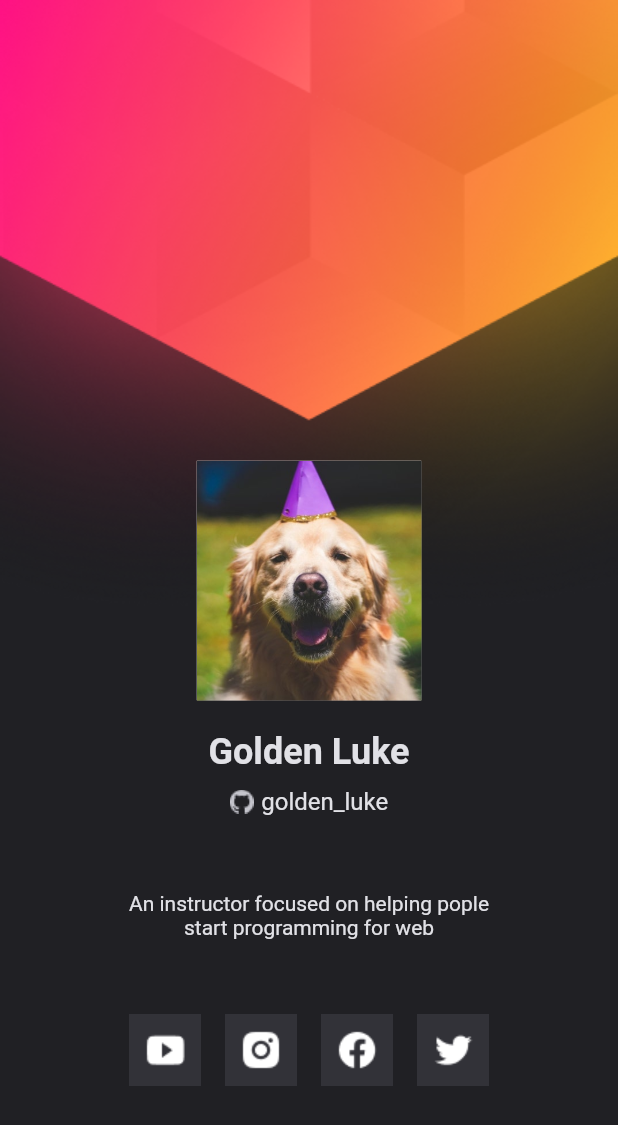
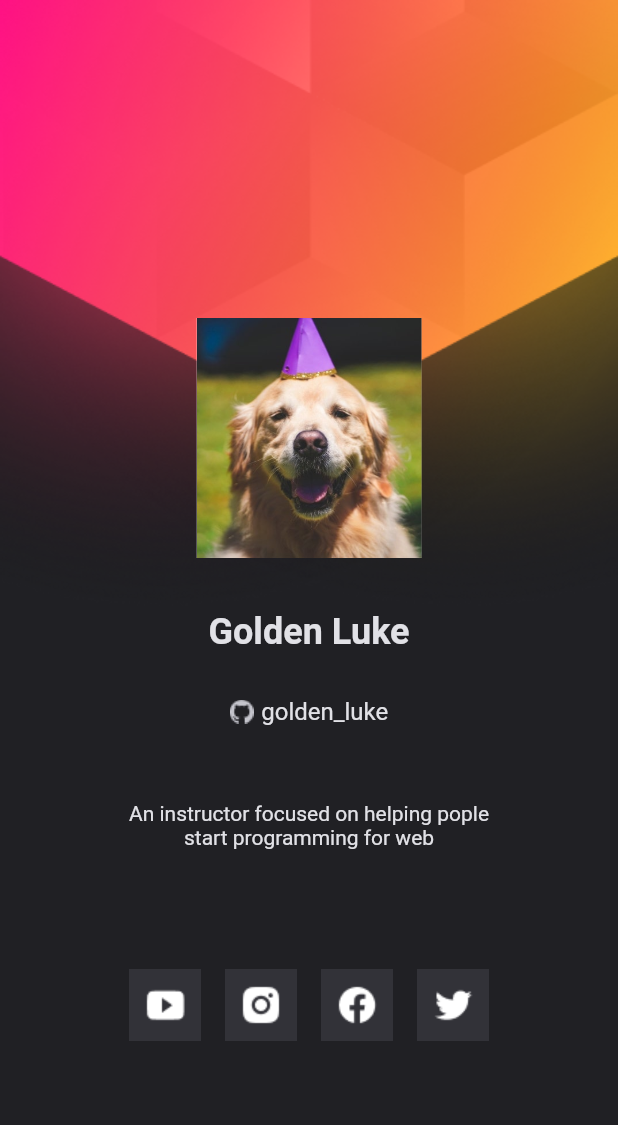
Before and after one commit to yancordeiro/nlw, a Flutter app: the Profile screen opened directly, on a phone screen of 412 x 824 dp. Shown: the top 1125 px of the screen. Run offline on Flutter 3.47's test engine with Material 2 defaults, Android fonts, the phone set to English and light mode, and no system bars; our stand-ins replace flutter_custom_clippers.

Commit message:
Update profile.dart

```diff
--- a/lib/screens/profile.dart
+++ b/lib/screens/profile.dart
@@ -24,7 +24,7 @@ class Profile extends StatelessWidget {
             mainAxisAlignment: MainAxisAlignment.end,
             children: [
               Padding(
-                padding: const EdgeInsets.only(bottom: 20),
+                padding: const EdgeInsets.only(bottom: 35),
                 child: ClipPath(
                   clipper: HexagonalClipper(reverse: true),
                   child: Container(
@@ -39,7 +39,7 @@ class Profile extends StatelessWidget {
                 ),
               ),
               Padding(
-                padding: const EdgeInsets.only(bottom: 10),
+                padding: const EdgeInsets.only(bottom: 30),
                 child: Text(
                   userName,
                   style: TextStyle(
@@ -49,7 +49,9 @@ class Profile extends StatelessWidget {
                   ),
                 ),
               ),
-              Row(
+              Padding(
+                padding: const EdgeInsets.only(bottom: 50),
+                child: Row(
                   mainAxisAlignment: MainAxisAlignment.center,
                   children: [
                     Padding(
@@ -65,8 +67,9 @@ class Profile extends StatelessWidget {
                     ),
                   ],
                 ),
+              ),
               Padding(
-                padding: const EdgeInsets.all(50),
+                padding: const EdgeInsets.only(bottom: 80, right: 50, left: 50),
                 child: Text(
                   description,
                   textAlign: TextAlign.center,
@@ -75,7 +78,7 @@ class Profile extends StatelessWidget {
               ),
               Padding(
                 padding:
-                    const EdgeInsets.only(left: 50.0, right: 50.0, bottom: 100),
+                    const EdgeInsets.only(left: 50.0, right: 50.0, bottom: 130),
                 child: Row(
                   mainAxisAlignment: MainAxisAlignment.spaceEvenly,
                   children: [
```
Lines whose indentation alone changed are shown as unchanged.
